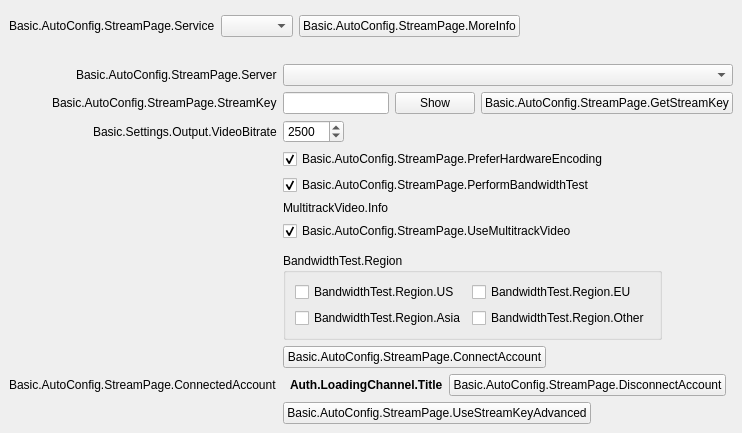
This is UI/forms/AutoConfigStreamPage.ui in palana/obs-studio as Qt 5 draws it before an edit. The edited form follows.
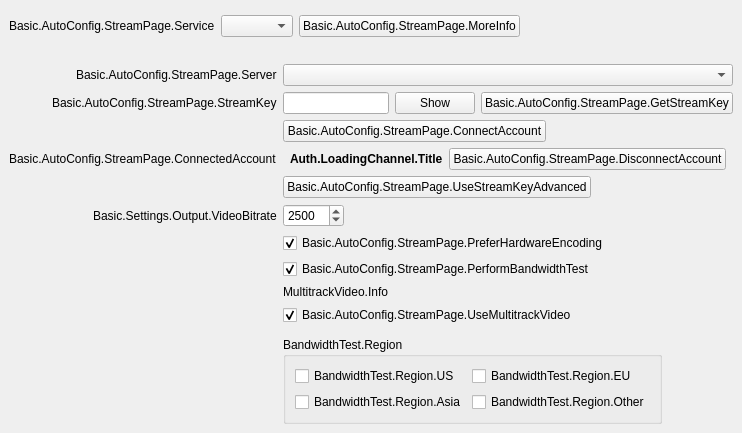
This is the edited form. Custom widgets are drawn as their Qt base class.

Commit message: UI: Move auto config account controls up

```diff
--- a/UI/forms/AutoConfigStreamPage.ui
+++ b/UI/forms/AutoConfigStreamPage.ui
@@ -330,7 +330,73 @@
          </layout>
         </widget>
        </item>
-       <item row="2" column="0">
+       <item row="2" column="1">
+        <widget class="QPushButton" name="connectAccount2">
+         <property name="cursor">
+          <cursorShape>PointingHandCursor</cursorShape>
+         </property>
+         <property name="text">
+          <string>Basic.AutoConfig.StreamPage.ConnectAccount</string>
+         </property>
+        </widget>
+       </item>
+       <item row="3" column="0">
+        <widget class="QLabel" name="connectedAccountLabel">
+         <property name="text">
+          <string>Basic.AutoConfig.StreamPage.ConnectedAccount</string>
+         </property>
+        </widget>
+       </item>
+       <item row="3" column="1">
+        <layout class="QHBoxLayout" name="horizontalLayout_6">
+         <property name="leftMargin">
+          <number>7</number>
+         </property>
+         <property name="rightMargin">
+          <number>7</number>
+         </property>
+         <item>
+          <widget class="QLabel" name="connectedAccountText">
+           <property name="font">
+            <font>
+             <bold>true</bold>
+            </font>
+           </property>
+           <property name="text">
+            <string>Auth.LoadingChannel.Title</string>
+           </property>
+          </widget>
+         </item>
+         <item>
+          <widget class="QPushButton" name="disconnectAccount">
+           <property name="text">
+            <string>Basic.AutoConfig.StreamPage.DisconnectAccount</string>
+           </property>
+          </widget>
+         </item>
+        </layout>
+       </item>
+       <item row="4" column="0">
+        <spacer name="horizontalSpacer">
+         <property name="orientation">
+          <enum>Qt::Horizontal</enum>
+         </property>
+         <property name="sizeHint" stdset="0">
+          <size>
+           <width>40</width>
+           <height>20</height>
+          </size>
+         </property>
+        </spacer>
+       </item>
+       <item row="4" column="1">
+        <widget class="QPushButton" name="useStreamKeyAdv">
+         <property name="text">
+          <string>Basic.AutoConfig.StreamPage.UseStreamKeyAdvanced</string>
+         </property>
+        </widget>
+       </item>
+       <item row="5" column="0">
         <widget class="QLabel" name="bitrateLabel">
          <property name="text">
           <string>Basic.Settings.Output.VideoBitrate</string>
@@ -340,7 +406,7 @@
          </property>
         </widget>
        </item>
-       <item row="2" column="1">
+       <item row="5" column="1">
         <widget class="QSpinBox" name="bitrate">
          <property name="suffix">
           <string notr="true"/>
@@ -356,7 +422,7 @@
          </property>
         </widget>
        </item>
-       <item row="3" column="1">
+       <item row="6" column="1">
         <widget class="QCheckBox" name="preferHardware">
          <property name="toolTip">
           <string>Basic.AutoConfig.StreamPage.PreferHardwareEncoding.ToolTip</string>
@@ -369,7 +435,7 @@
          </property>
         </widget>
        </item>
-       <item row="4" column="1">
+       <item row="7" column="1">
         <widget class="QCheckBox" name="doBandwidthTest">
          <property name="text">
           <string>Basic.AutoConfig.StreamPage.PerformBandwidthTest</string>
@@ -379,7 +445,7 @@
          </property>
         </widget>
        </item>
-       <item row="5" column="1">
+       <item row="8" column="1">
         <widget class="QLabel" name="multitrackVideoInfo">
          <property name="text">
           <string>MultitrackVideo.Info</string>
@@ -398,7 +464,7 @@
          </property>
         </widget>
        </item>
-       <item row="6" column="1">
+       <item row="9" column="1">
         <widget class="QCheckBox" name="useMultitrackVideo">
          <property name="text">
           <string>Basic.AutoConfig.StreamPage.UseMultitrackVideo</string>
@@ -408,7 +474,7 @@
          </property>
         </widget>
        </item>
-       <item row="7" column="1">
+       <item row="10" column="1">
         <spacer name="verticalSpacer_2">
          <property name="orientation">
           <enum>Qt::Vertical</enum>
@@ -421,7 +487,7 @@
          </property>
         </spacer>
        </item>
-       <item row="8" column="1">
+       <item row="11" column="1">
         <widget class="QGroupBox" name="region">
          <property name="title">
           <string>BandwidthTest.Region</string>
@@ -458,72 +524,6 @@
          </layout>
         </widget>
        </item>
-       <item row="9" column="1">
-        <widget class="QPushButton" name="connectAccount2">
-         <property name="cursor">
-          <cursorShape>PointingHandCursor</cursorShape>
-         </property>
-         <property name="text">
-          <string>Basic.AutoConfig.StreamPage.ConnectAccount</string>
-         </property>
-        </widget>
-       </item>
-       <item row="10" column="0">
-        <widget class="QLabel" name="connectedAccountLabel">
-         <property name="text">
-          <string>Basic.AutoConfig.StreamPage.ConnectedAccount</string>
-         </property>
-        </widget>
-       </item>
-       <item row="10" column="1">
-        <layout class="QHBoxLayout" name="horizontalLayout_6">
-         <property name="leftMargin">
-          <number>7</number>
-         </property>
-         <property name="rightMargin">
-          <number>7</number>
-         </property>
-         <item>
-          <widget class="QLabel" name="connectedAccountText">
-           <property name="font">
-            <font>
-             <bold>true</bold>
-            </font>
-           </property>
-           <property name="text">
-            <string>Auth.LoadingChannel.Title</string>
-           </property>
-          </widget>
-         </item>
-         <item>
-          <widget class="QPushButton" name="disconnectAccount">
-           <property name="text">
-            <string>Basic.AutoConfig.StreamPage.DisconnectAccount</string>
-           </property>
-          </widget>
-         </item>
-        </layout>
-       </item>
-       <item row="11" column="0">
-        <spacer name="horizontalSpacer">
-         <property name="orientation">
-          <enum>Qt::Horizontal</enum>
-         </property>
-         <property name="sizeHint" stdset="0">
-          <size>
-           <width>40</width>
-           <height>20</height>
-          </size>
-         </property>
-        </spacer>
-       </item>
-       <item row="11" column="1">
-        <widget class="QPushButton" name="useStreamKeyAdv">
-         <property name="text">
-          <string>Basic.AutoConfig.StreamPage.UseStreamKeyAdvanced</string>
-         </property>
-        </widget>
-       </item>
       </layout>
      </widget>
     </widget>
```
